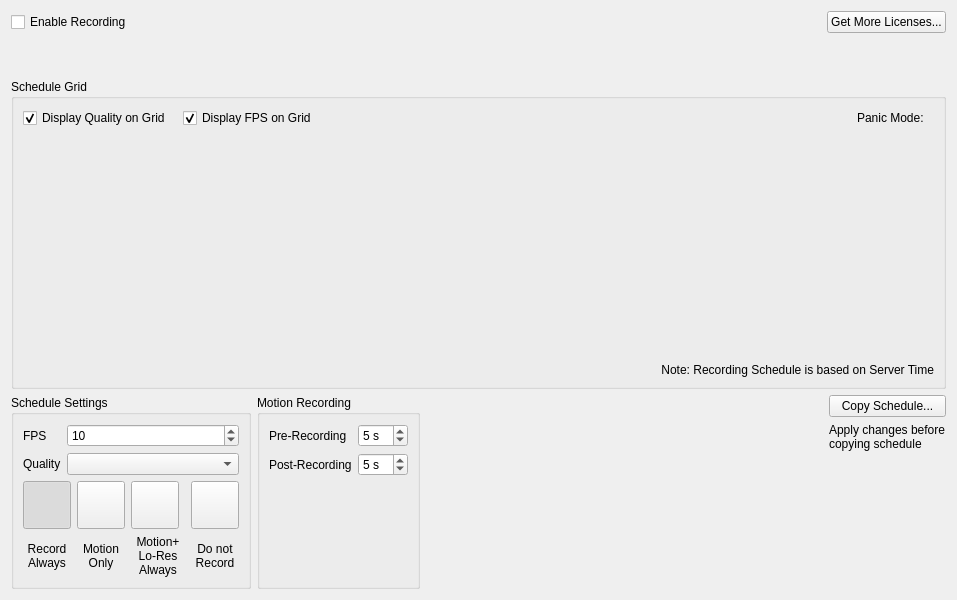
Above: client/src/ui/widgets/properties/camera_schedule_widget.ui from networkoptix/nx_open before the change. Below: the same form after it.
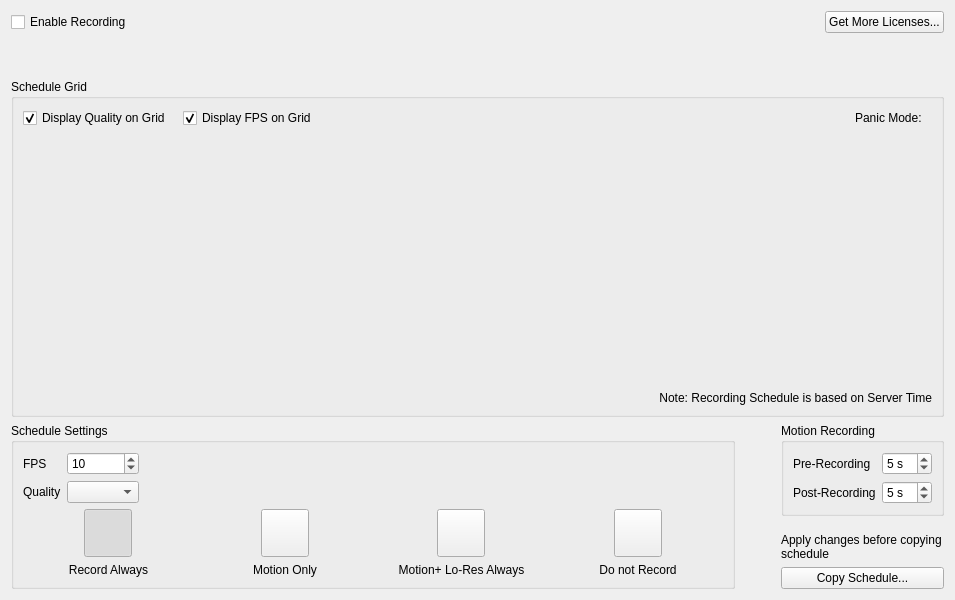
That is the form after the change. Custom widgets are drawn as their Qt base class.

Commit message:
Bug #2713: Some text on form "Recording" is hidden (Russian Localization)
Schedule form reforged a lot, but some russian texts should also be fixed

<==== Mercurial data ====>
Branch: master

The edit to the form file:
```diff
--- a/client/src/ui/widgets/properties/camera_schedule_widget.ui
+++ b/client/src/ui/widgets/properties/camera_schedule_widget.ui
@@ -6,7 +6,7 @@
    <rect>
     <x>0</x>
     <y>0</y>
-    <width>957</width>
+    <width>955</width>
     <height>600</height>
    </rect>
   </property>
@@ -178,21 +178,20 @@
     </widget>
    </item>
    <item>
-    <layout class="QHBoxLayout" name="horizontalLayout">
+    <layout class="QHBoxLayout" name="horizontalLayout" stretch="1,0,0">
      <item>
       <widget class="QGroupBox" name="settingsGroupBox">
-       <property name="maximumSize">
-        <size>
-         <width>240</width>
-         <height>16777215</height>
-        </size>
-       </property>
        <property name="title">
         <string>Schedule Settings</string>
        </property>
-       <layout class="QVBoxLayout" name="verticalLayout_4">
+       <layout class="QVBoxLayout" name="verticalLayout_4" stretch="0,1">
+        <item>
+         <layout class="QHBoxLayout" name="horizontalLayout_4">
         <item>
          <layout class="QFormLayout" name="formLayout">
+            <property name="fieldGrowthPolicy">
+             <enum>QFormLayout::AllNonFixedFieldsGrow</enum>
+            </property>
           <item row="0" column="0">
            <widget class="QLabel" name="label">
             <property name="text">
@@ -233,10 +232,27 @@
          </layout>
         </item>
         <item>
-         <layout class="QHBoxLayout" name="horizontalLayout_4">
+           <spacer name="horizontalSpacer_2">
+            <property name="orientation">
+             <enum>Qt::Horizontal</enum>
+            </property>
+            <property name="sizeHint" stdset="0">
+             <size>
+              <width>40</width>
+              <height>20</height>
+             </size>
+            </property>
+           </spacer>
+          </item>
+         </layout>
+        </item>
+        <item>
+         <layout class="QHBoxLayout" name="horizontalLayout_9">
           <item>
            <layout class="QVBoxLayout" name="verticalLayout">
             <item>
+             <layout class="QHBoxLayout" name="horizontalLayout_3">
+              <item>
              <widget class="QnCheckedButton" name="recordAlwaysButton">
               <property name="minimumSize">
                <size>
@@ -276,6 +292,8 @@
               </property>
              </widget>
             </item>
+             </layout>
+            </item>
             <item>
              <widget class="QLabel" name="label_4">
               <property name="minimumSize">
@@ -303,6 +321,8 @@
           <item>
            <layout class="QVBoxLayout" name="verticalLayout_2">
             <item>
+             <layout class="QHBoxLayout" name="horizontalLayout_6">
+              <item>
              <widget class="QnCheckedButton" name="recordMotionButton">
               <property name="minimumSize">
                <size>
@@ -336,6 +356,8 @@
               </property>
              </widget>
             </item>
+             </layout>
+            </item>
             <item>
              <widget class="QLabel" name="labelMotionOnly">
               <property name="text">
@@ -354,6 +376,8 @@
           <item>
            <layout class="QVBoxLayout" name="verticalLayout_12">
             <item>
+             <layout class="QHBoxLayout" name="horizontalLayout_7">
+              <item>
              <widget class="QnCheckedButton" name="recordMotionPlusLQButton">
               <property name="minimumSize">
                <size>
@@ -387,6 +411,8 @@
               </property>
              </widget>
             </item>
+             </layout>
+            </item>
             <item>
              <widget class="QLabel" name="labelMotionPlusLQ">
               <property name="text">
@@ -405,6 +431,8 @@
           <item>
            <layout class="QVBoxLayout" name="verticalLayout_3">
             <item>
+             <layout class="QHBoxLayout" name="horizontalLayout_8">
+              <item>
              <widget class="QnCheckedButton" name="noRecordButton">
               <property name="minimumSize">
                <size>
@@ -438,6 +466,8 @@
               </property>
              </widget>
             </item>
+             </layout>
+            </item>
             <item>
              <widget class="QLabel" name="label_8">
               <property name="text">
@@ -459,6 +489,21 @@
       </widget>
      </item>
      <item>
+      <spacer name="horizontalSpacer_3">
+       <property name="orientation">
+        <enum>Qt::Horizontal</enum>
+       </property>
+       <property name="sizeHint" stdset="0">
+        <size>
+         <width>40</width>
+         <height>20</height>
+        </size>
+       </property>
+      </spacer>
+     </item>
+     <item>
+      <layout class="QVBoxLayout" name="verticalLayout_5">
+       <item>
       <widget class="QGroupBox" name="motionGroupBox">
        <property name="title">
         <string>Motion Recording</string>
@@ -466,7 +511,10 @@
        <property name="flat">
         <bool>false</bool>
        </property>
-       <layout class="QVBoxLayout" name="verticalLayout_6">
+         <layout class="QFormLayout" name="formLayout_3">
+          <property name="fieldGrowthPolicy">
+           <enum>QFormLayout::AllNonFixedFieldsGrow</enum>
+          </property>
         <property name="leftMargin">
          <number>9</number>
         </property>
@@ -476,8 +524,6 @@
         <property name="rightMargin">
          <number>9</number>
         </property>
-        <item>
-         <layout class="QFormLayout" name="formLayout_2">
           <item row="0" column="0">
            <widget class="QLabel" name="label_9">
             <property name="text">
@@ -525,40 +571,6 @@
            </widget>
           </item>
          </layout>
-        </item>
-       </layout>
-      </widget>
-     </item>
-     <item>
-      <spacer name="horizontalSpacer_3">
-       <property name="orientation">
-        <enum>Qt::Horizontal</enum>
-       </property>
-       <property name="sizeHint" stdset="0">
-        <size>
-         <width>40</width>
-         <height>20</height>
-        </size>
-       </property>
-      </spacer>
-     </item>
-     <item>
-      <layout class="QVBoxLayout" name="verticalLayout_5">
-       <item>
-        <widget class="QPushButton" name="exportScheduleButton">
-         <property name="text">
-          <string>Copy Schedule...</string>
-         </property>
-        </widget>
-       </item>
-       <item>
-        <widget class="QLabel" name="exportWarningLabel">
-         <property name="text">
-          <string>Apply changes before copying schedule</string>
-         </property>
-         <property name="wordWrap">
-          <bool>true</bool>
-         </property>
         </widget>
        </item>
        <item>
@@ -569,11 +581,28 @@
          <property name="sizeHint" stdset="0">
           <size>
            <width>20</width>
-           <height>40</height>
+           <height>0</height>
           </size>
          </property>
         </spacer>
        </item>
+       <item>
+        <widget class="QLabel" name="exportWarningLabel">
+         <property name="text">
+          <string>Apply changes before copying schedule</string>
+         </property>
+         <property name="wordWrap">
+          <bool>true</bool>
+         </property>
+        </widget>
+       </item>
+       <item>
+        <widget class="QPushButton" name="exportScheduleButton">
+         <property name="text">
+          <string>Copy Schedule...</string>
+         </property>
+        </widget>
+       </item>
       </layout>
      </item>
     </layout>
```
Lines whose indentation alone changed are shown as unchanged. The commit also changes 6 other files.
